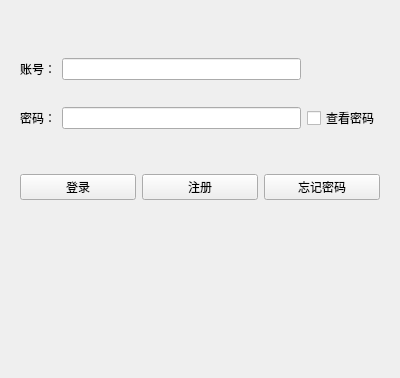
The window that smallWidget/loginform.ui (az7792/MyChatClient) describes before a commit, drawn with Qt 5.
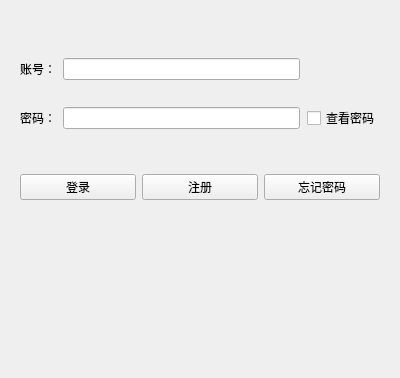
The same window after the commit. Icons and pictures are not drawn.

Diff of the .ui file:
```diff
--- a/smallWidget/loginform.ui
+++ b/smallWidget/loginform.ui
@@ -42,6 +42,9 @@
    <item>
     <widget class="QWidget" name="widget" native="true">
      <layout class="QGridLayout" name="gridLayout_3">
+      <property name="horizontalSpacing">
+       <number>7</number>
+      </property>
       <item row="1" column="0">
        <widget class="QLabel" name="accountLabel">
         <property name="text">
```
